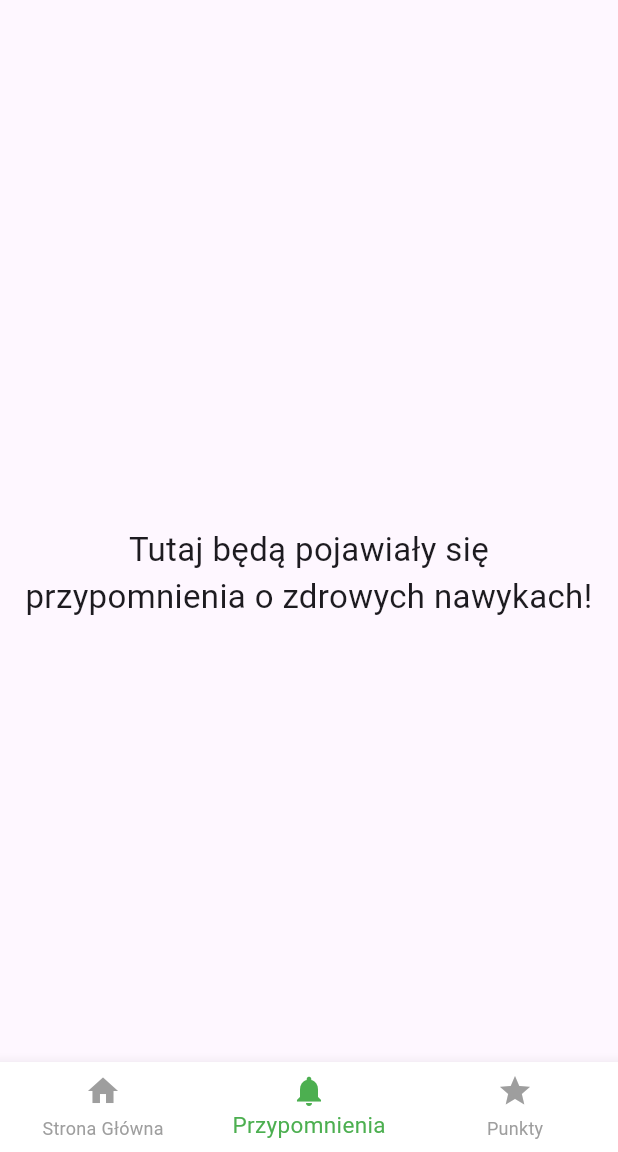
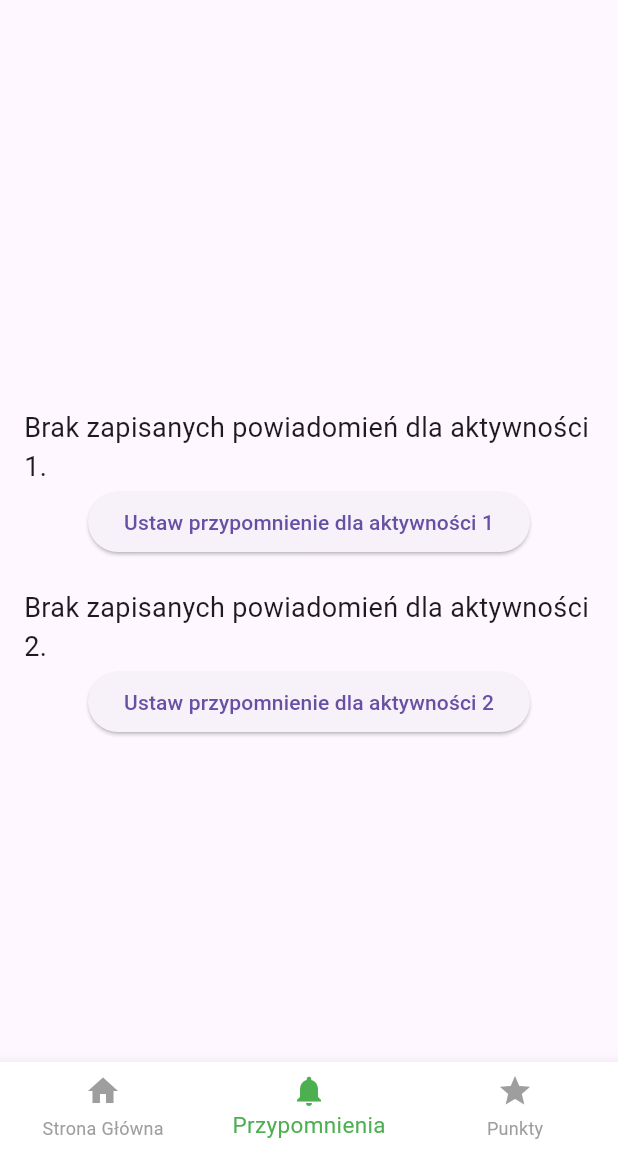
Before and after one commit to g4vc3k/fit_leader, a Flutter app: the screen it shows after launch, item 2 of the bottom bar chosen, on a phone screen of 412 x 824 dp, the part 84-1236 px from its top. Run offline on Flutter 3.47's test engine with Material 3 defaults, Android fonts, the phone set to English and light mode, and no system bars; our stand-ins replace flutter_local_notifications, shared_preferences.

Commit message:
wersja 3

```diff
--- a/lib/reminders_page.dart
+++ b/lib/reminders_page.dart
@@ -1,19 +1,121 @@
 import 'package:flutter/material.dart';
+import 'package:shared_preferences/shared_preferences.dart';
+import 'notification_logic.dart';
 
-class RemindersPage extends StatelessWidget {
+void main() {
+  runApp(const MyApp());
+}
+
+class MyApp extends StatelessWidget {
+  const MyApp({super.key});
+
+  @override
+  Widget build(BuildContext context) {
+    return MaterialApp(
+      theme: ThemeData(primarySwatch: Colors.blue),
+      home: const RemindersPage(),
+    );
+  }
+}
+
+class RemindersPage extends StatefulWidget {
   const RemindersPage({super.key});
+
+  @override
+  _RemindersPageState createState() => _RemindersPageState();
+}
+
+class _RemindersPageState extends State<RemindersPage> {
+  TimeOfDay? _selectedTime1;
+  TimeOfDay? _selectedTime2;
+  final NotificationLogic _notificationLogic = NotificationLogic();
+
+  @override
+  void initState() {
+    super.initState();
+    _loadReminderTimes();
+  }
+
+  // Load saved reminder times from SharedPreferences
+  Future<void> _loadReminderTimes() async {
+    SharedPreferences prefs = await SharedPreferences.getInstance();
+    int? hour1 = prefs.getInt('reminder_hour_1');
+    int? minute1 = prefs.getInt('reminder_minute_1');
+    int? hour2 = prefs.getInt('reminder_hour_2');
+    int? minute2 = prefs.getInt('reminder_minute_2');
+    setState(() {
+      if (hour1 != null && minute1 != null) {
+        _selectedTime1 = TimeOfDay(hour: hour1, minute: minute1);
+      }
+      if (hour2 != null && minute2 != null) {
+        _selectedTime2 = TimeOfDay(hour: hour2, minute: minute2);
+      }
+    });
+  }
+
+  // Select reminder time for a specific activity
+  Future<void> _selectTime(BuildContext context, int activityNumber) async {
+    final TimeOfDay? picked = await showTimePicker(
+      context: context,
+      initialTime: (activityNumber == 1 ? _selectedTime1 : _selectedTime2) ?? TimeOfDay.now(),
+    );
+    if (picked != null) {
+      setState(() {
+        if (activityNumber == 1) {
+          _selectedTime1 = picked;
+        } else {
+          _selectedTime2 = picked;
+        }
+      });
+      await _notificationLogic.scheduleNotification(picked, activityNumber); // Schedule the notification
+      _saveReminderTime(picked, activityNumber);
+    }
+  }
+
+  // Save selected time for each activity to SharedPreferences
+  Future<void> _saveReminderTime(TimeOfDay time, int activityNumber) async {
+    SharedPreferences prefs = await SharedPreferences.getInstance();
+    if (activityNumber == 1) {
+      await prefs.setInt('reminder_hour_1', time.hour);
+      await prefs.setInt('reminder_minute_1', time.minute);
+    } else {
+      await prefs.setInt('reminder_hour_2', time.hour);
+      await prefs.setInt('reminder_minute_2', time.minute);
+    }
+  }
 
   @override
   Widget build(BuildContext context) {
     return Scaffold(
       appBar: AppBar(),
-      body: const Center(
+      body: Center(
         child: Padding(
-          padding: EdgeInsets.all(16.0),
-          child: Text(
-            'Tutaj będą pojawiały się przypomnienia o zdrowych nawykach!',
-            style: TextStyle(fontSize: 22),
-            textAlign: TextAlign.center,
+          padding: const EdgeInsets.all(16.0),
+          child: Column(
+            mainAxisAlignment: MainAxisAlignment.center,
+            children: [
+              Text(
+                _selectedTime1 != null
+                    ? 'Przypomnienie 1 ustawione na ${_selectedTime1!.format(context)}'
+                    : 'Brak zapisanych powiadomień dla aktywności 1.',
+                style: const TextStyle(fontSize: 18),
+              ),
+              ElevatedButton(
+                onPressed: () => _selectTime(context, 1),
+                child: const Text('Ustaw przypomnienie dla aktywności 1'),
+              ),
+              const SizedBox(height: 20),
+              Text(
+                _selectedTime2 != null
+                    ? 'Przypomnienie 2 ustawione na ${_selectedTime2!.format(context)}'
+                    : 'Brak zapisanych powiadomień dla aktywności 2.',
+                style: const TextStyle(fontSize: 18),
+              ),
+              ElevatedButton(
+                onPressed: () => _selectTime(context, 2),
+                child: const Text('Ustaw przypomnienie dla aktywności 2'),
+              ),
+            ],
           ),
         ),
       ),
--- a/pubspec.yaml
+++ b/pubspec.yaml
@@ -30,7 +30,10 @@ environment:
 dependencies:
   flutter:
     sdk: flutter
-  flutter_local_notifications: ^17.2.3
+  flutter_local_notifications: ^17.2.4
+  flutter_timezone: ^3.0.1
+  shared_preferences: ^2.3.2
+  permission_handler: ^11.3.1
 
 
   # The following adds the Cupertino Icons font to your application.
```
Also changed, not shown: lib/notification_service.dart (line endings or trailing spaces), pubspec.lock, 3 other files.
